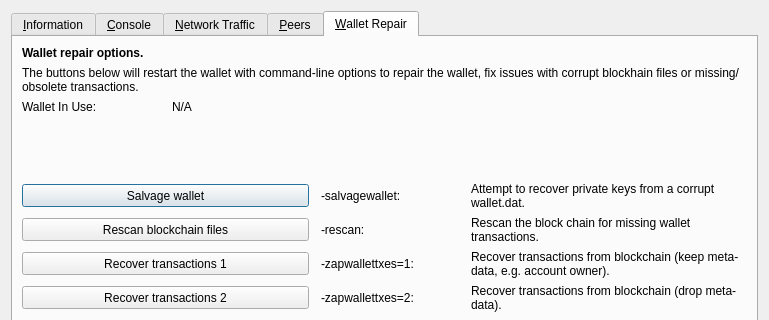
This is src/qt/forms/rpcconsole.ui in Game-Frag/game-frag-coin as Qt 5 draws it before an edit; both pictures show x 0 to 769 and y 0 to 320 of the 769 by 498 pixel window. The edited form follows.
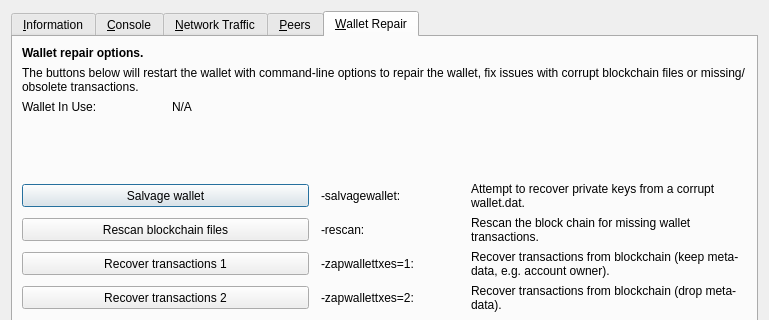
This is the edited form. The open tabs and pages were chosen to show the change. Icons and pictures are not drawn. Custom widgets are drawn as their Qt base class.

```diff
--- a/src/qt/forms/rpcconsole.ui
+++ b/src/qt/forms/rpcconsole.ui
@@ -1245,7 +1245,7 @@
           </font>
          </property>
          <property name="text">
-          <string>The buttons below will restart the wallet with command-line options to repair the wallet, fix issues with corrupt blockhain files or missing/obsolete transactions.</string>
+          <string>The buttons below will restart the wallet with command-line options to repair the wallet, fix issues with corrupt blockchain files or missing/obsolete transactions.</string>
          </property>
          <property name="wordWrap">
           <bool>true</bool>
```
